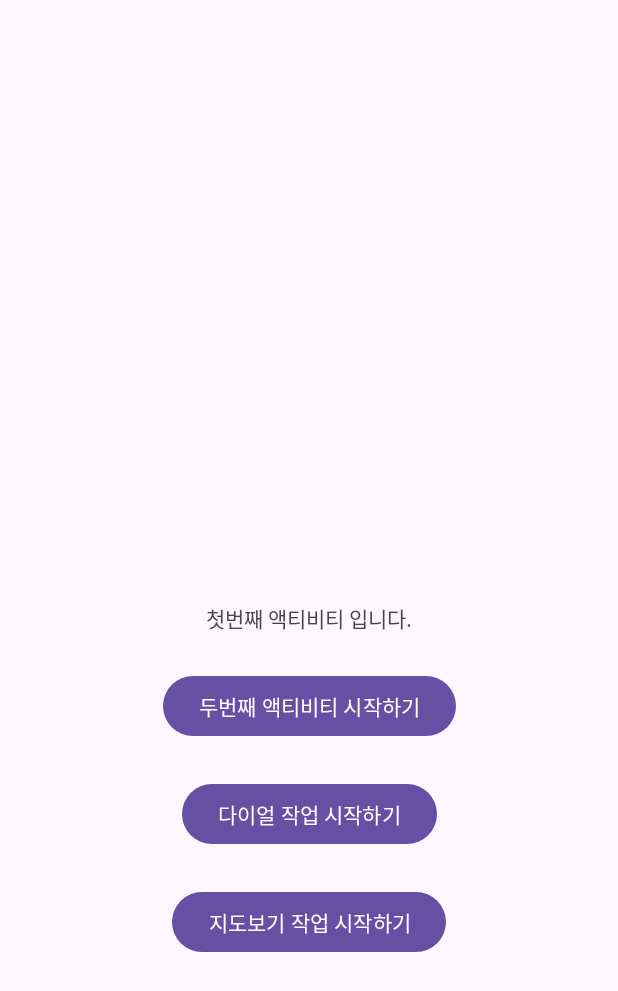
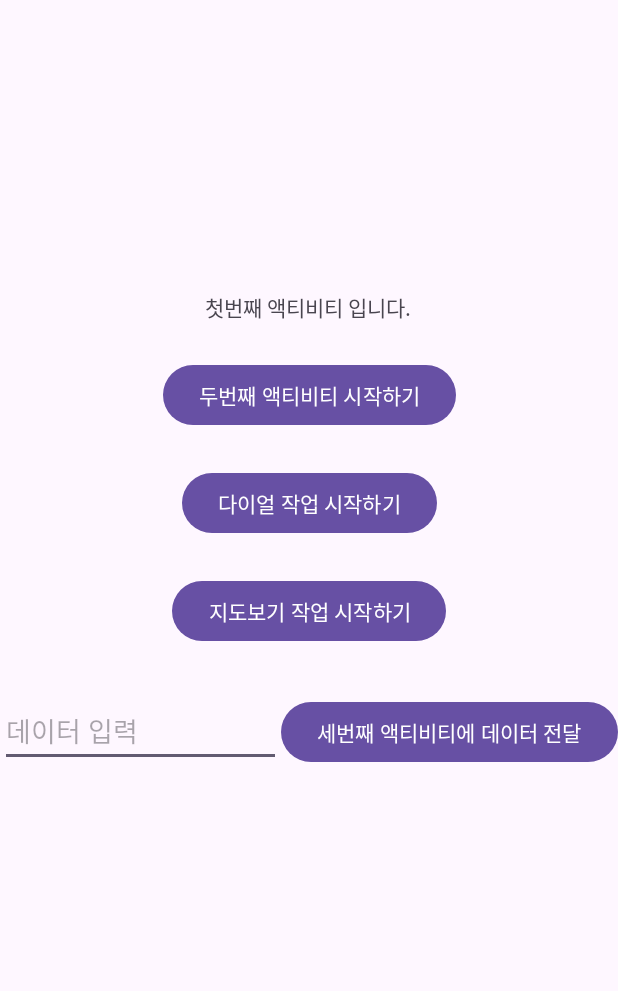
Before and after one commit to subak96/kotlin, an Android app: the screen it shows after launch (FirstActivity), on a phone screen of 412 x 824 dp. Shown: the top 991 px of the screen. Run offline under Robolectric (Android 15) with nearby library versions, the phone set to English and light mode, and no system bars.

Commit message:
3번째 액티비티 활성화

```diff
--- a/activity/app/src/main/java/com/example/activity/FirstActivity.kt
+++ b/activity/app/src/main/java/com/example/activity/FirstActivity.kt
@@ -6,6 +6,7 @@ import androidx.appcompat.app.AppCompatActivity
 import android.os.Bundle
 import android.view.View
 import android.widget.Button
+import android.widget.EditText
 
 class FirstActivity : AppCompatActivity() {
     override fun onCreate(savedInstanceState: Bundle?) {
@@ -18,6 +19,16 @@ class FirstActivity : AppCompatActivity() {
             val intent = Intent(this, SecondActivity::class.java)
             startActivity(intent)
         }
+        val btn_call3 = findViewById<Button>(R.id.buttonThirdActivity)
+        btn_call3.setOnClickListener {
+            val edit_text = findViewById<EditText>(R.id.edit_data)
+            val strData = edit_text.text.toString()
+            val intent = Intent(this, ThirdActivity::class.java)
+            intent.putExtra("dataFromFirstActivity",strData)
+            startActivity(intent)
+        }
+
+
     }
     fun doOnBtnClick(view: View){
         when(view.getId()) {
--- a/activity/app/src/main/res/layout/activity_first.xml
+++ b/activity/app/src/main/res/layout/activity_first.xml
@@ -13,8 +13,10 @@
         android:text="첫번째 액티비티 입니다."
         app:layout_constraintBottom_toBottomOf="parent"
         app:layout_constraintEnd_toEndOf="parent"
+        app:layout_constraintHorizontal_bias="0.498"
         app:layout_constraintStart_toStartOf="parent"
-        app:layout_constraintTop_toTopOf="parent" />
+        app:layout_constraintTop_toTopOf="parent"
+        app:layout_constraintVertical_bias="0.242" />
 
     <Button
         android:id="@+id/btn_1"
@@ -48,4 +50,25 @@
         app:layout_constraintStart_toStartOf="parent"
         app:layout_constraintTop_toBottomOf="@+id/buttonDialActivity" />
 
+    <LinearLayout
+        android:layout_width="match_parent"
+        android:layout_height="wrap_content"
+        android:layout_marginTop="32dp"
+        android:orientation="horizontal"
+        app:layout_constraintTop_toBottomOf="@+id/buttonMapActivity">
+
+        <EditText
+            android:id="@+id/edit_data"
+            android:layout_width="wrap_content"
+            android:layout_height="wrap_content"
+            android:layout_weight="1"
+            android:hint="데이터 입력" />
+
+        <Button
+            android:id="@+id/buttonThirdActivity"
+            android:layout_width="wrap_content"
+            android:layout_height="wrap_content"
+            android:text="세번째 액티비티에 데이터 전달" />
+    </LinearLayout>
+
 </androidx.constraintlayout.widget.ConstraintLayout>
```
Also changed, not shown: activity/app/src/main/AndroidManifest.xml (+9 -1 lines), activity/app/src/main/java/com/example/activity/ThirdActivity.kt (+11 -0 lines), activity/app/src/main/res/layout/activity_third.xml (+21 -4 lines).
